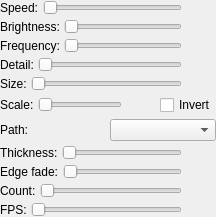
Wolfieeewolf/OpenRGB3DSpatialPlugin, file ui/forms/EffectMotionPanel.ui: the form before one commit.
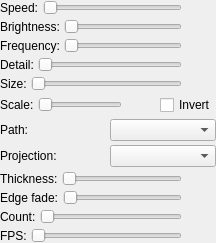
The form after the commit.

Commit message:
fix: apply Spatial Anchor every LED frame and unify Projection captions
Origin-local engines follow the stack hub each frame; Shader Field Projection uses stable itemData and Box unwrap. Shared Projection/Path/Aim wording plus room-fill UV docs.

```diff
--- a/ui/forms/EffectMotionPanel.ui
+++ b/ui/forms/EffectMotionPanel.ui
@@ -268,6 +268,24 @@
      </item>
     </layout>
    </item>
+   <item>
+    <layout class="QHBoxLayout" name="planeRow">
+     <item>
+      <widget class="QLabel" name="planeCaption">
+       <property name="text">
+        <string>Projection:</string>
+       </property>
+      </widget>
+     </item>
+     <item>
+      <widget class="QComboBox" name="planeCombo">
+       <property name="toolTip">
+        <string>Which plane the look maps onto: Floor X–Z, Front wall X–Y, or Side wall Z–Y.</string>
+       </property>
+      </widget>
+     </item>
+    </layout>
+   </item>
    <item>
     <layout class="QHBoxLayout" name="thicknessRow">
      <item>
```
The commit also changes 19 other files.
